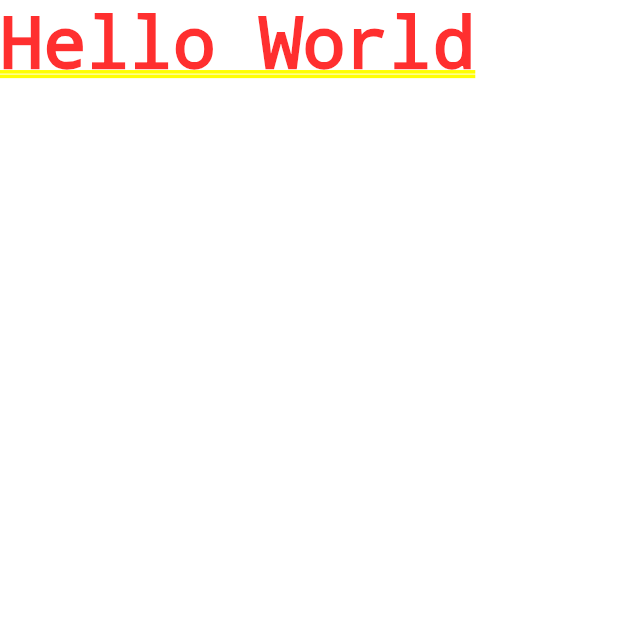
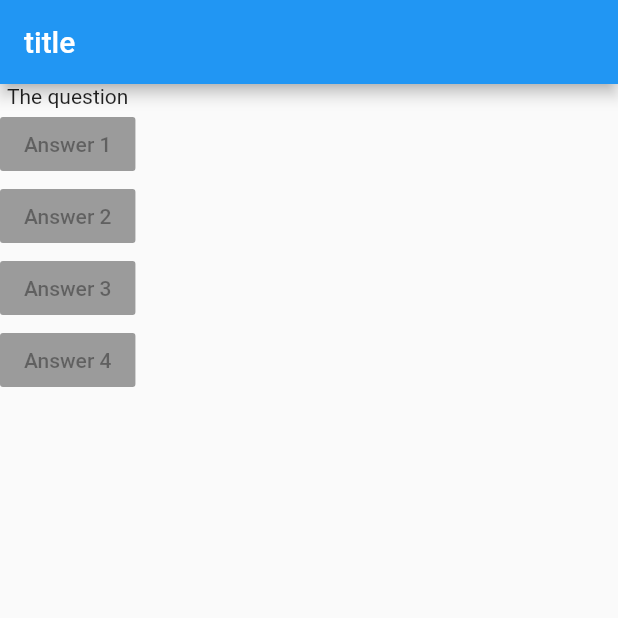
Before and after one commit to pooridev/quiz-app, a Flutter app: the screen it shows after launch, on a phone screen of 412 x 824 dp, the top half of it. Run offline on Flutter 3.47's test engine with Material 2 defaults, Android fonts, the phone set to English and light mode, and no system bars.

Commit message:
Feat: added 4 buttons

```diff
--- a/quiz_app/lib/main.dart
+++ b/quiz_app/lib/main.dart
@@ -5,10 +5,27 @@ void main() {
 }
 
 class MyApp extends StatelessWidget {
+  @override
   Widget build(BuildContext context) {
+    var questions = [
+      'What\'s your favorite color?',
+      'What\'s your favorite animal?',
+    ];
     return MaterialApp(
-        home: Text(
-      'Hello World',
-    ));
+      home: Scaffold(
+        appBar: AppBar(
+          title: Text('title'),
+        ),
+        body: Column(
+          children: [
+            Text('The question'),
+            RaisedButton(child: Text('Answer 1'), onPressed: null),
+            RaisedButton(child: Text('Answer 2'), onPressed: null),
+            RaisedButton(child: Text('Answer 3'), onPressed: null),
+            RaisedButton(child: Text('Answer 4'), onPressed: null),
+          ],
+        ),
+      ),
+    );
   }
 }
```
